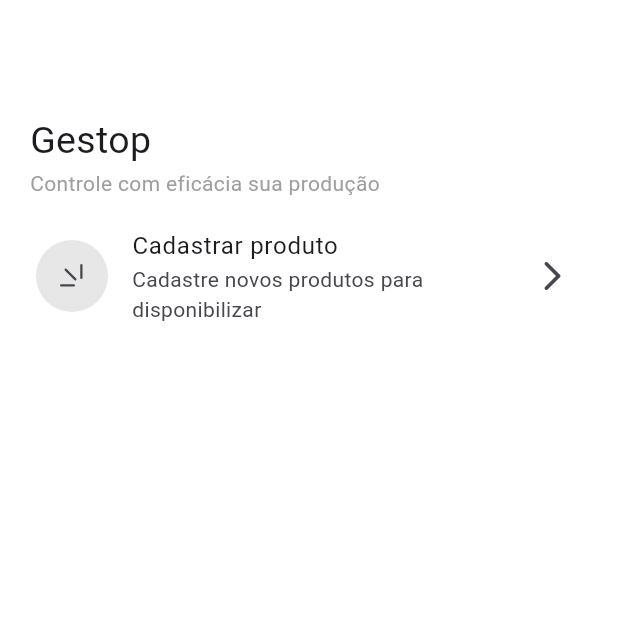
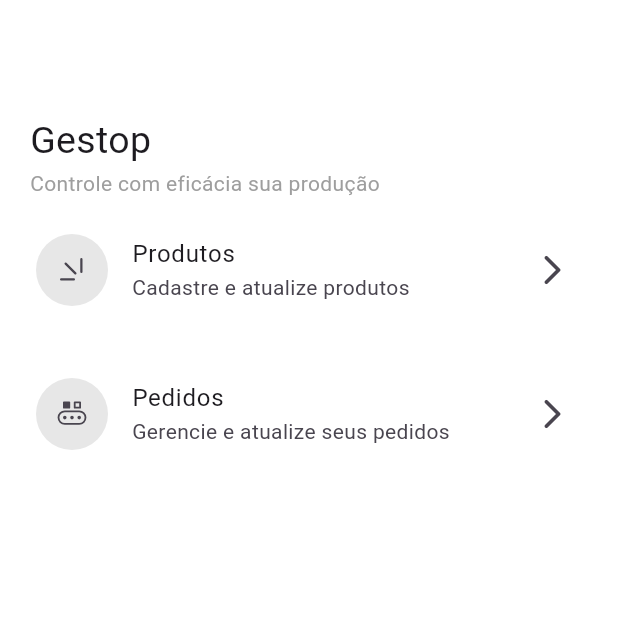
Before and after one commit to KuboysGroup/frontend, a Flutter app: the screen it shows after launch, on a phone screen of 412 x 824 dp, the top half of it. Run offline on Flutter 3.47's test engine with Material 3 defaults, Android fonts, the phone set to English and light mode, and no system bars; our stand-ins replace fluentui_system_icons, go_router, hooks_riverpod.

```diff
--- a/lib/routes.dart
+++ b/lib/routes.dart
@@ -1,5 +1,6 @@
 import 'package:front_end/src/screens/cadastrar_produto_screen.dart';
 import 'package:front_end/src/screens/home_screen.dart';
+import 'package:front_end/src/screens/pedidos_screen.dart';
 import 'package:go_router/go_router.dart';
 
 class Routes {
@@ -14,6 +15,10 @@ class Routes {
               path: 'cadastrar_produto',
               builder: (context, state) => const CadastrarProdutoScreen(),
             ),
+            GoRoute(
+              path: 'pedidos',
+              builder: (context, state) => const PedidosScreen(),
+            ),
           ],
         ),
       ],
--- a/lib/src/screens/home_screen.dart
+++ b/lib/src/screens/home_screen.dart
@@ -52,11 +52,31 @@ class _HomeScreenState extends State<HomeScreen> {
                     child: const Icon(FluentIcons.new_16_regular),
                   ),
                   trailing: const Icon(Icons.arrow_forward_ios_rounded),
-                  title: const Text('Cadastrar produto'),
-                  subtitle:
-                      const Text('Cadastre novos produtos para disponibilizar'),
+                  title: const Text('Produtos'),
+                  subtitle: const Text('Cadastre e atualize produtos'),
                   onTap: () {
                     context.go('/cadastrar_produto');
+                  },
+                ),
+              ),
+              Padding(
+                padding:
+                    const EdgeInsets.symmetric(horizontal: 8.0, vertical: 12.0),
+                child: ListTile(
+                  leading: Container(
+                    width: 48,
+                    height: 48,
+                    decoration: BoxDecoration(
+                      color: Colors.grey.withOpacity(0.25),
+                      borderRadius: BorderRadius.circular(50.0),
+                    ),
+                    child: const Icon(FluentIcons.production_20_regular),
+                  ),
+                  trailing: const Icon(Icons.arrow_forward_ios_rounded),
+                  title: const Text('Pedidos'),
+                  subtitle: const Text('Gerencie e atualize seus pedidos'),
+                  onTap: () {
+                    context.go('/pedidos');
                   },
                 ),
               )
```
Also changed, not shown: lib/network/api_config.dart (added, +83 -0 lines), lib/src/screens/cadastrar_produto_screen.dart (+23 -1 lines), lib/src/screens/pedidos_screen.dart (added, +35 -0 lines).
